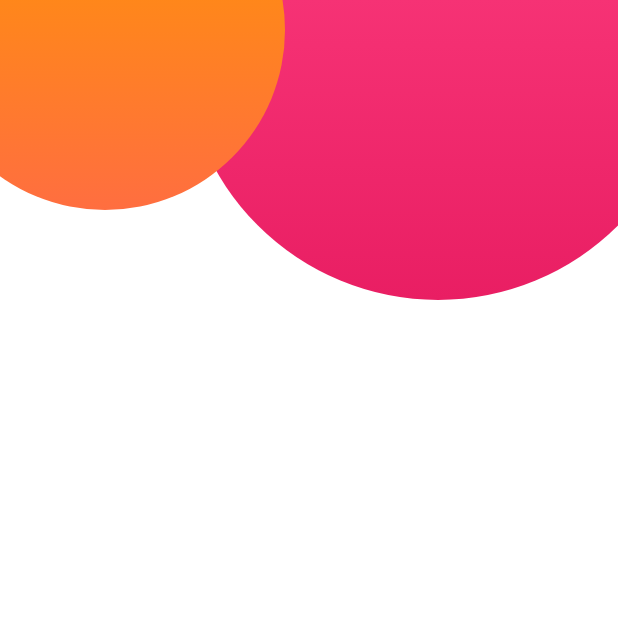
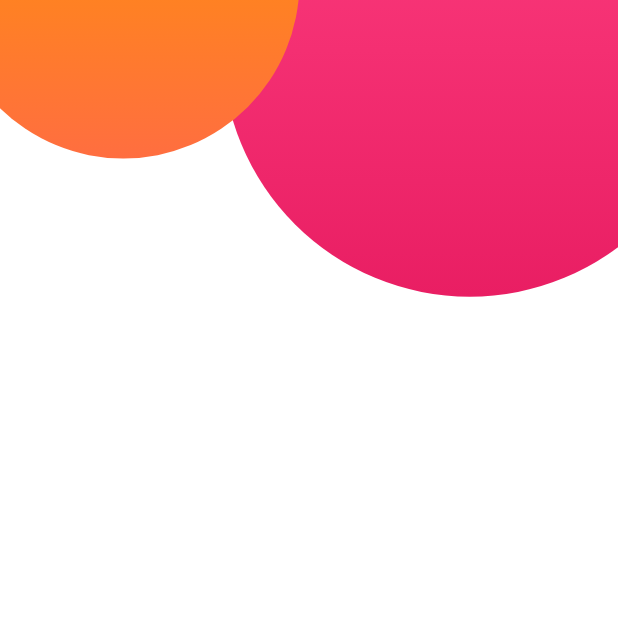
Before and after one commit to PeterPaulez/login_app, a Flutter app: the screen it shows after launch, on a phone screen of 412 x 824 dp, the top half of it. Run offline on Flutter 3.47's test engine with Material 2 defaults, Android fonts, the light colour scheme and no system bars.

Commit message:
CHANGE: Utilizamos MediaQuery para hacer responsive el diseño y que se vea igual de bien en Tablet y Móvil

```diff
--- a/lib/pages/home.dart
+++ b/lib/pages/home.dart
@@ -9,6 +9,10 @@ class HomePage extends StatefulWidget {
 class _HomePageState extends State<HomePage> {
   @override
   Widget build(BuildContext context) {
+    final Size size = MediaQuery.of(context).size;
+    final double sizeBasePink = size.width * 0.8;
+    final double sizeBaseOrange = size.width * 0.57;
+
     return Scaffold(
       body: Container(
         width: double.infinity,
@@ -17,18 +21,18 @@ class _HomePageState extends State<HomePage> {
         child: Stack(
           children: [
             Positioned(
-              top: -140,
-              right: -50,
+              top: -sizeBasePink * 0.4,
+              right: -sizeBasePink * 0.2,
               child: CircleWidget(
-                size: 340.0,
+                size: sizeBasePink,
                 colors: [Colors.pinkAccent, Colors.pink],
               ),
             ),
             Positioned(
-              top: -100,
-              left: -50,
+              top: -sizeBaseOrange * 0.55,
+              left: -sizeBaseOrange * 0.15,
               child: CircleWidget(
-                size: 240.0,
+                size: sizeBaseOrange,
                 colors: [Colors.orange, Colors.deepOrangeAccent],
               ),
             ),
```
